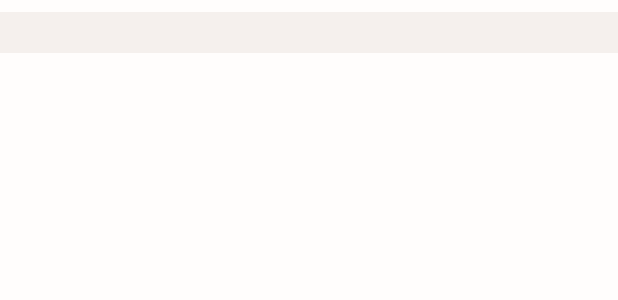
After one commit to martyna-g/budget-buddy, an Android app: the layout item_header.xml on its own in the app's theme, with its tools: preview values and no code run, on a phone screen of 412 x 824 dp. The commit adds this screen. Shown: the top 300 px of the screen. Run offline under Robolectric (Android 15) with nearby library versions, the light colour scheme and no system bars.

Commit message:
Add PaymentHeaderAdapter for header representation in Payment RecyclerView

```diff
--- /dev/null
+++ b/app/src/main/res/layout/item_header.xml
@@ -0,0 +1,21 @@
+<?xml version="1.0" encoding="utf-8"?>
+<androidx.constraintlayout.widget.ConstraintLayout
+    xmlns:android="http://schemas.android.com/apk/res/android"
+    xmlns:app="http://schemas.android.com/apk/res-auto"
+    android:layout_width="match_parent"
+    android:layout_height="wrap_content">
+
+    <com.google.android.material.textview.MaterialTextView
+        android:id="@+id/text_header"
+        android:layout_width="match_parent"
+        android:layout_height="wrap_content"
+        android:layout_marginTop="@dimen/margin_small_8"
+        android:paddingStart="@dimen/padding_medium_16"
+        android:paddingEnd="@dimen/padding_medium_16"
+        android:paddingTop="@dimen/padding_extra_small_4"
+        android:paddingBottom="@dimen/padding_extra_small_4"
+        android:background="?attr/colorSurfaceContainer"
+        app:layout_constraintTop_toTopOf="parent"
+        app:layout_constraintStart_toStartOf="parent"/>
+
+</androidx.constraintlayout.widget.ConstraintLayout>
--- a/app/src/main/res/values/dimen.xml
+++ b/app/src/main/res/values/dimen.xml
@@ -7,6 +7,7 @@
     <dimen name="text_size_large_20">20sp</dimen>
     <dimen name="text_size_large_22">22sp</dimen>
     <dimen name="text_size_extra_large_28">28sp</dimen>
+    <dimen name="padding_extra_small_4">4dp</dimen>
     <dimen name="padding_small_8">8dp</dimen>
     <dimen name="padding_small_12">12dp</dimen>
     <dimen name="padding_medium_16">16dp</dimen>
```
Also changed, not shown: app/src/main/java/pl/tinks/budgetbuddy/payment/PaymentHeaderAdapter.kt (added, +26 -0 lines).
